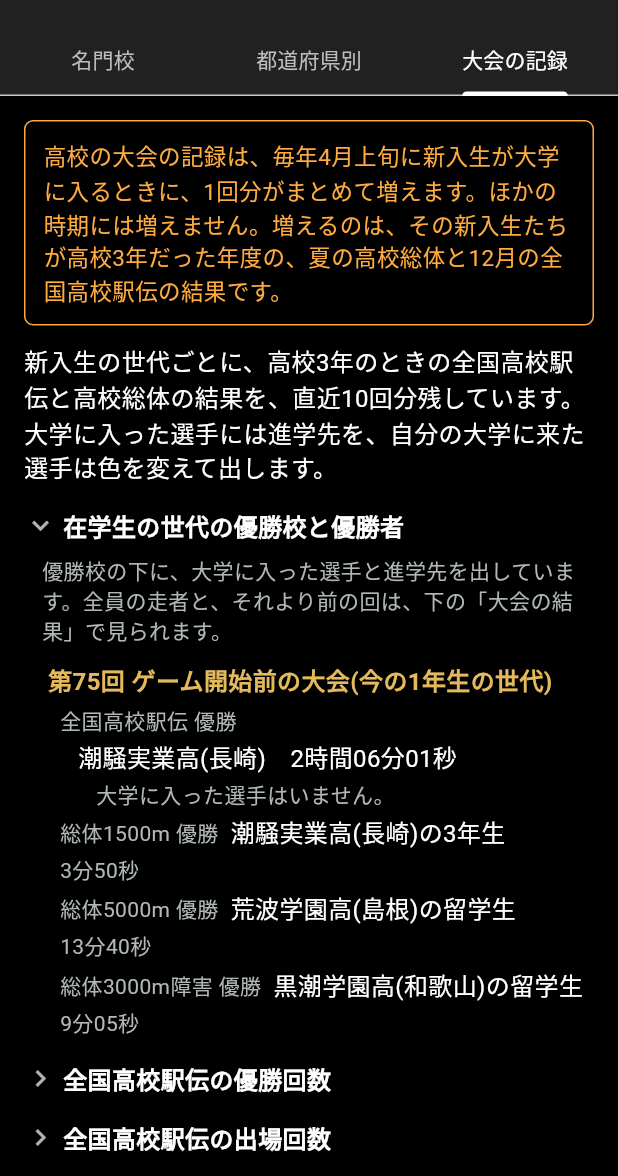
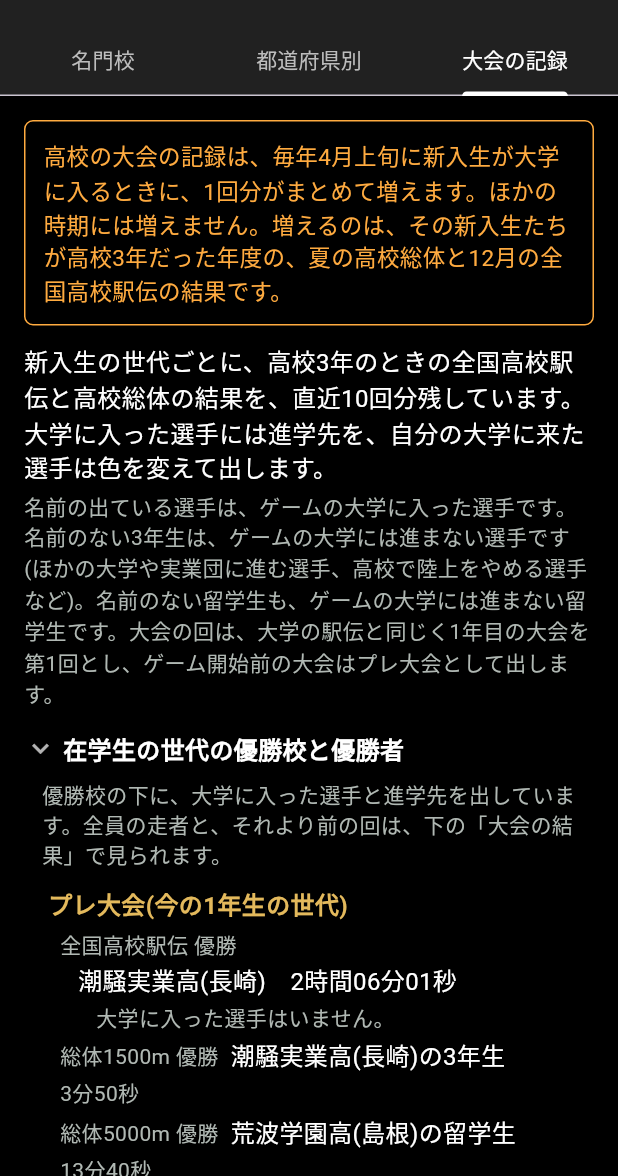
Before and after one commit to shin-tomura/ekidenss, a Flutter app: the ModalKoukouMeikan screen opened directly, tab 3 chosen, on a phone screen of 412 x 824 dp, the part 60-1236 px from its top. Run offline on Flutter 3.47's test engine with Material 3 defaults, Android fonts, the phone set to English and light mode, and no system bars; our stand-ins replace auto_size_text, csv, file_picker, fl_chart, hive, hive_flutter and 6 more; missing offline and left inert: mobile_scanner, two_dimensional_scrollables; accounts and stored records are empty.

Commit message:
1.9.5test: 高校駅伝の回を大学の駅伝と同じく1年目の大会を第1回として数え、ゲーム開始前の大会はプレ大会にした(名前のない3年生と留学生がゲームの大学に進まない選手であることも、画面と説明書に書いた)
Co-Authored-By: Claude Opus 5.5 <noreply@anthropic.com>
Claude-Session: https://claude.ai/code/session_01MV1ht8p4SPyCbL26Dibduf

```diff
--- a/ToDo.txt
+++ b/ToDo.txt
@@ -6,7 +6,7 @@
 ・新入生のスカウトの画面と、新入生の進学先の画面と、4月5日の新入生の画面に、出身校を出すようにした(スカウトの画面のカードと、4月5日の画面の新入生のトップ10と自分の大学の新入生には、高校時代の一番の実績も出す。出身校と実績は、名前より一段小さい字にした。4月5日の画面では、名前の行の下に、出身校と実績を同じ字下げで並べる)
 ・記事と実況で、出身校と高校時代の実績にも触れるようにした(選手の紹介の、出身地と趣味の一言の後ろに、出身校と高校時代の一番の実績を足した。駅伝の記事では、全国高校駅伝で活躍した1年生や、高校までほかの競技をしていた選手の経歴も書く。実況では、同じ高校の出身者が別々の大学から同じ区間を走ったとき、「高校の同期対決」や「母校の先輩と後輩」として伝える。高校の情報を表示しない設定のときは書かない。説明書にも書いた)
 ・大学に入る留学生の約半分にも、出身校と高校時代の実績を付けた(出身校は、名簿の留学生のいる高校のどれかで、名門の高校ほど選ばれやすい。その年は、その選手が高校の留学生として日本人の新入生と一緒に全国高校駅伝(2区か5区)と高校総体(5000mか3000m障害)を走り、高校での力は大学に入るときの力で決まる。残りの留学生は日本の高校に通っていないので、出身校は出ない。選手画面の出身は「?」のままで、その下に出る。記事や実況、4月5日の画面と新入生の進学先の画面にも、日本人の選手と同じように出る。今いる留学生にも、学年ごとに計算して付ける。説明書にも書いた)
-・説明画面の設定タブに「高校名鑑」を追加した(「名門校」「都道府県別」「大会の記録」の3つのタブ。名門校では、名門校ごとのタイプ(スピード型・駅伝型・起伏型)、留学生の有無、紹介文、集まりやすい選手の傾向、全国高校駅伝の出場回数と優勝回数を見られる。都道府県別では、全部の高校の名門度・タイプ・留学生の有無・出場回数・優勝回数を見られる。タイプは、新入生がどの高校に入るかに少し効く。大会の記録では、新入生の世代ごとに、高校3年のときの全国高校駅伝の全チームの順位とタイム、各区間の上位3人、高校総体3種目の決勝の結果を、直近10回分見られ、大学に入った選手には進学先が出る(自分の大学に来た選手は色が変わる)。全国高校駅伝の高校を開くと、走った選手と進学先と区間順位も見られる(8位までは7人全員、9位以下は大学に入った選手だけ)。今の在学生の4世代は、全国高校駅伝の優勝校と優勝タイム、大学に入った選手と進学先と区間順位、高校総体の優勝者とタイムを、まとめて見られる。全国高校駅伝の優勝校には、その時点の優勝回数も「3年連続5回目の優勝」「4年ぶり2回目の優勝」のように出る(大会の結果の1位の見出しにも出る。記録を残し始めてからの回数で、2回目から出る)。大会の記録は見出しごとに、都道府県別は地区ごとに折りたためる。全国高校駅伝の出場回数(連続出場も。大会の結果では「3年連続5回目」のように出る。地区代表での出場の回数も出る)と優勝回数も、記録を残し始めてから数え、出場回数と優勝回数の多い順の一覧も見られる。記録と回数は、毎年4月上旬に新入生が入るときだけ、その世代が高校3年だった年度の大会(夏の高校総体と12月の全国高校駅伝)の結果として、1回分がまとめて増える(ほかの時期には増えないことを、画面にも書いた。回の名前にも「第78回 2年12月」のように大会の時期を出す)。記録は1.9.5で初めて開いたときに在学中の4学年分が残り、そのあとは毎年4月に1回分ずつ増える。高校の情報を表示しない設定のときも開ける。説明書にも書いた)
+・説明画面の設定タブに「高校名鑑」を追加した(「名門校」「都道府県別」「大会の記録」の3つのタブ。名門校では、名門校ごとのタイプ(スピード型・駅伝型・起伏型)、留学生の有無、紹介文、集まりやすい選手の傾向、全国高校駅伝の出場回数と優勝回数を見られる。都道府県別では、全部の高校の名門度・タイプ・留学生の有無・出場回数・優勝回数を見られる。タイプは、新入生がどの高校に入るかに少し効く。大会の記録では、新入生の世代ごとに、高校3年のときの全国高校駅伝の全チームの順位とタイム、各区間の上位3人、高校総体3種目の決勝の結果を、直近10回分見られ、大学に入った選手には進学先が出る(自分の大学に来た選手は色が変わる)。全国高校駅伝の高校を開くと、走った選手と進学先と区間順位も見られる(8位までは7人全員、9位以下は大学に入った選手だけ)。今の在学生の4世代は、全国高校駅伝の優勝校と優勝タイム、大学に入った選手と進学先と区間順位、高校総体の優勝者とタイムを、まとめて見られる。全国高校駅伝の優勝校には、その時点の優勝回数も「3年連続5回目の優勝」「4年ぶり2回目の優勝」のように出る(大会の結果の1位の見出しにも出る。記録を残し始めてからの回数で、2回目から出る)。大会の記録は見出しごとに、都道府県別は地区ごとに折りたためる。全国高校駅伝の出場回数(連続出場も。大会の結果では「3年連続5回目」のように出る。地区代表での出場の回数も出る)と優勝回数も、記録を残し始めてから数え、出場回数と優勝回数の多い順の一覧も見られる。記録と回数は、毎年4月上旬に新入生が入るときだけ、その世代が高校3年だった年度の大会(夏の高校総体と12月の全国高校駅伝)の結果として、1回分がまとめて増える(ほかの時期には増えないことを、画面にも書いた。回の名前にも「第2回 2年12月」のように大会の時期を出す)。大会の回は、大学の駅伝と同じく1年目の大会を第1回として数え、ゲーム開始前の大会は「プレ大会(ゲーム開始時の4年生の世代)」のように出す。名前のない3年生と留学生は、ゲームの大学には進まない高校生であることも、画面と説明書に書いた。記録は1.9.5で初めて開いたときに在学中の4学年分が残り、そのあとは毎年4月に1回分ずつ増える。高校の情報を表示しない設定のときも開ける。説明書にも書いた)
 ・高校名鑑で、高校の名簿を編集できるようにした(「都道府県別」で高校を押すと、校名・都道府県・名門度・タイプ・留学生の有無・紹介文を変えられる。校名の変更は、今の選手の出身校にもそのまま出る。過去の大会の記録は、そのときの校名で出る。全国高校駅伝の出場回数と優勝回数は、校名を変えてもその高校に残り、編集の画面で0に戻すこともできる。名簿の高校が1校だけの都道府県では、その高校の都道府県は変えられない(名簿の高校がない都道府県ができないように)。都道府県・名門度・タイプ・留学生の変更は、次の新入生の計算から効き、今の選手の高校時代の実績は変わらない。高校の数は変えられない。すべての高校を元に戻すこともできる。新しいゲームを始めても、変えた名簿は残る。各種設定のQRコードには含めない。説明書にも書いた)
 ・駅伝の実況の最後の「次の○区へ」を充実させ、次の区間の持ちタイム上位5人の表を付けた(展望記事の「各区間」と同じく、区間の距離と特徴に合った種目で比べ、山の区間などでは、参考にほかの種目の持ちタイムも並べる。何位でたすきを受けるかも表に出し、自分の大学の選手が5人に入っていなければ最後の行に足す。本文には、区間記録・前回の区間賞・持ちタイム上位の顔ぶれ・補欠に温存していたエースの投入・首位争いと追い上げの読み・自分の大学と前後の大学の走者の比べを書き、解説者の型で見方が変わる。数字で語る解説者は、持ちタイムを区間の距離に直して差を比べる。正月駅伝の往路を終えたあとは、復路の当日変更で走る選手が変わることもあると添える。結果画面で読み直したときは、走る前の区間記録を出す。説明書にも書いた)
 ・駅伝の実況で、次の区間が最後の3区間のときに、シード権の行方をクローズアップするようにした(11月駅伝と正月駅伝。シード権のラインの前後2校ずつと、ラインから1分以内なら自分の大学も加えて、次の走者を持ちタイムで比べ、前回シード校が圏外にいることや、予選会から来た大学が圏内にいることにも触れる。アンカーの前は「最後の1枠へ」として、アンカーの因縁も書く。走者の表も付ける。差が大きいときは1文だけにする。正月駅伝の往路を終えたときも、シード圏の状況を1文で伝える。説明書にも書いた)
--- a/lib/kansuu/setsumeisho_text.dart
+++ b/lib/kansuu/setsumeisho_text.dart
@@ -183,6 +183,7 @@ const ShiyouSetsu _koukouJidai = ShiyouSetsu('出身校と高校時代', [
   '　・スカウトの画面から、その世代の高校の大会の結果も見られます。',
   '・高校は架空の学校です。名門校には、県外からも選手が集まります。',
   '・実績は、その年の新入生全員と名前のない高校生で、高校の大会を実際に計算して決めます。',
+  '　・名前のない3年生と留学生は、ゲームの大学には進まない高校生です。',
   '　・全国高校駅伝は、都道府県予選の1位と地区代表の58校が走ります。',
   '　・区間の距離と起伏は、実在の大会の男子のコースに合わせています。',
   '　・留学生は2区か5区だけを走ります。',
--- a/lib/screens/Modal_koukouMeikan.dart
+++ b/lib/screens/Modal_koukouMeikan.dart
@@ -781,18 +781,28 @@ class _TaikaiKirokuState extends State<_TaikaiKiroku> {
     }
   }
 
-  /// 回の名前(「第78回(3年入学の世代)」。年度に75を足した数を回にする)
-  /// 回の名前(「第78回 2年12月(3年入学の世代)」。年度に75を足した数を回にする。
-  /// 全国高校駅伝は、その世代が大学に入る前の年の12月。ゲーム開始前の大会は「ゲーム開始前の大会」)
+  /// 回の名前(「第2回 2年12月(3年入学の世代)」。1.9.5)
+  /// 全国高校駅伝は、その世代が大学に入る前の年の12月。大学の駅伝と同じく、1年目の大会を第1回にする
+  /// (N年12月の大会が第N回。同じ年度の大学の駅伝と回の数がそろう)。
+  /// ゲーム開始前の大会(0年12月より前。開始時の在学生4学年分)は「プレ大会」にして、開始時の学年で見分ける
+  /// (「プレ大会(ゲーム開始時の4年生の世代)」)。
   /// [imaGakunen] が1以上なら、かっこの中を今の学年にする(「(今の1年生の世代)」。在学生の世代の欄のとき)
   String _kaiMei(KoukouTaikaiKiroku k, {int imaGakunen = 0}) {
-    final String sedai = imaGakunen >= 1
-        ? '今の$imaGakunen年生の世代'
-        : (k.nyuugakuNendo >= 1 ? '${k.nyuugakuNendo}年入学の世代' : 'ゲーム開始時の在学生の世代');
     final int taikaiNen = k.nyuugakuNendo - 1;
-    final String jiki = taikaiNen >= 1 ? '$taikaiNen年12月' : 'ゲーム開始前の大会';
-    return '第${k.nyuugakuNendo + 75}回 $jiki($sedai)';
+    if (taikaiNen >= 1) {
+      final String sedai = imaGakunen >= 1 ? '今の$imaGakunen年生の世代' : '${k.nyuugakuNendo}年入学の世代';
+      return '第$taikaiNen回 $taikaiNen年12月($sedai)';
+    }
+    // 1年入学の世代が開始時の1年生、0年入学が2年生…
+    final int kaishiGakunen = 2 - k.nyuugakuNendo;
+    final String sedai = imaGakunen >= 1 ? '今の$imaGakunen年生の世代' : 'ゲーム開始時の$kaishiGakunen年生の世代';
+    return 'プレ大会($sedai)';
   }
+
+  /// 名前のない選手の説明(大会の記録とスカウト画面からの結果の画面。1.9.5)
+  static const String _namaeNashiSetsumei =
+      '名前のない3年生は、ゲームの大学には進まない選手です(ほかの大学や実業団に進む選手、高校で陸上をやめる選手など)。'
+      '名前のない留学生も、ゲームの大学には進まない留学生です。';
 
   /// 記録がいつ増えるかの注釈(実在の大会は秋に予選、12月に全国なので、その時期に増えると
   /// 思われないように、増える時期を「4月上旬だけ」と言い切って、目立つ枠で出す。1.9.5)
@@ -1101,6 +1111,12 @@ class _TaikaiKirokuState extends State<_TaikaiKiroku> {
         '大学に入った選手には進学先を、自分の大学に来た選手は色を変えて出します。',
         style: _honbun,
       ),
+      const SizedBox(height: 4),
+      const Text(
+        '名前の出ている選手は、ゲームの大学に入った選手です。$_namaeNashiSetsumei'
+        '大会の回は、大学の駅伝と同じく1年目の大会を第1回とし、ゲーム開始前の大会はプレ大会として出します。',
+        style: _hosoku,
+      ),
       const SizedBox(height: 8),
       _Oritatami(midashi: '在学生の世代の優勝校と優勝者', naka: chokkin, hajimeHiraku: true),
       if (tsuyoi.isNotEmpty)
@@ -1253,6 +1269,11 @@ class _TaikaiKirokuState extends State<_TaikaiKiroku> {
           '前の回は、スカウトのあとに説明画面の設定タブの「高校名鑑」で見られます。',
           style: _honbun,
         ),
+        const SizedBox(height: 4),
+        const Text(
+          '名前の出ている選手は今年の新入生で、進学先はスカウトの画面と同じ出し方です。$_namaeNashiSetsumei',
+          style: _hosoku,
+        ),
         const SizedBox(height: 12),
         Text(
           '■${_kaiMei(k)}',
```
